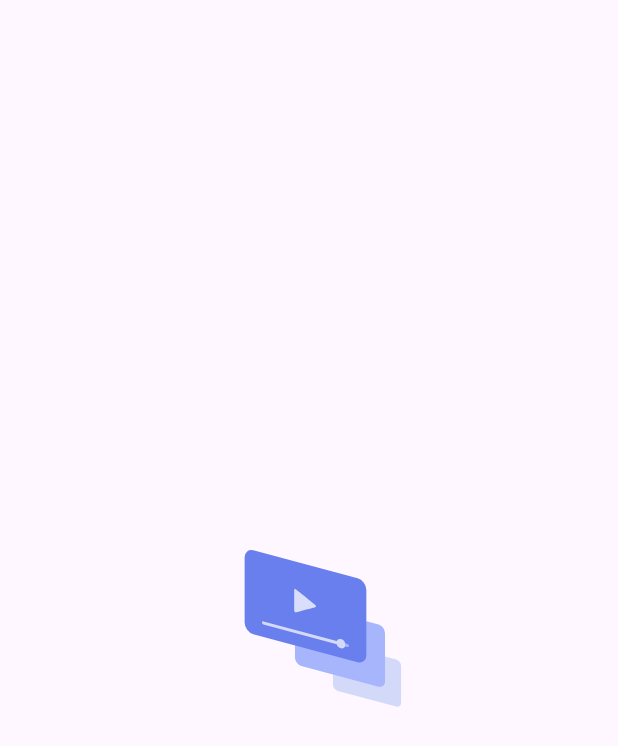
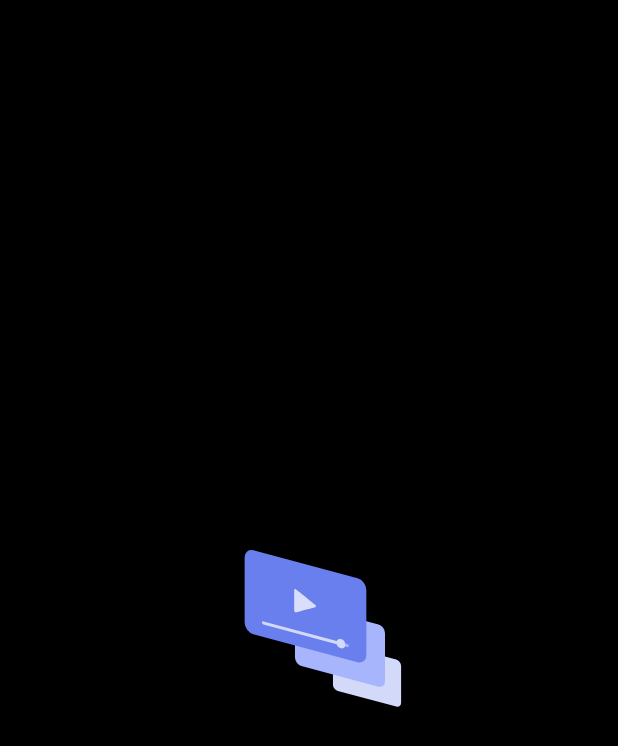
Before and after one commit to Varun-2123/OneSol-MiniAssigment, a Flutter app: the SplashScreen screen opened directly, on a phone screen of 412 x 824 dp. Shown: the top 746 px of the screen. Run offline on Flutter 3.47's test engine with Material 3 defaults, Android fonts, the light colour scheme and no system bars; our stand-ins replace image_picker, lottie, shared_preferences, video_player; accounts and stored records are empty.

Commit message:
final codebase

```diff
--- a/lib/splashscreen.dart
+++ b/lib/splashscreen.dart
@@ -26,7 +26,14 @@ class _SplashScreenState extends State<SplashScreen> {
   @override
   Widget build(BuildContext context) {
     return Scaffold(
-      body: Center(child: Lottie.asset("assets/animations/splash.json")),
+      backgroundColor: Colors.black,
+      body: Center(
+        child: SizedBox(
+          height: 300,
+          width: 300,
+          child: Lottie.asset("assets/animations/splash.json"),
+        ),
+      ),
     );
   }
 }
```
Also changed, not shown: lib/homescreen.dart (+6 -1 lines).
